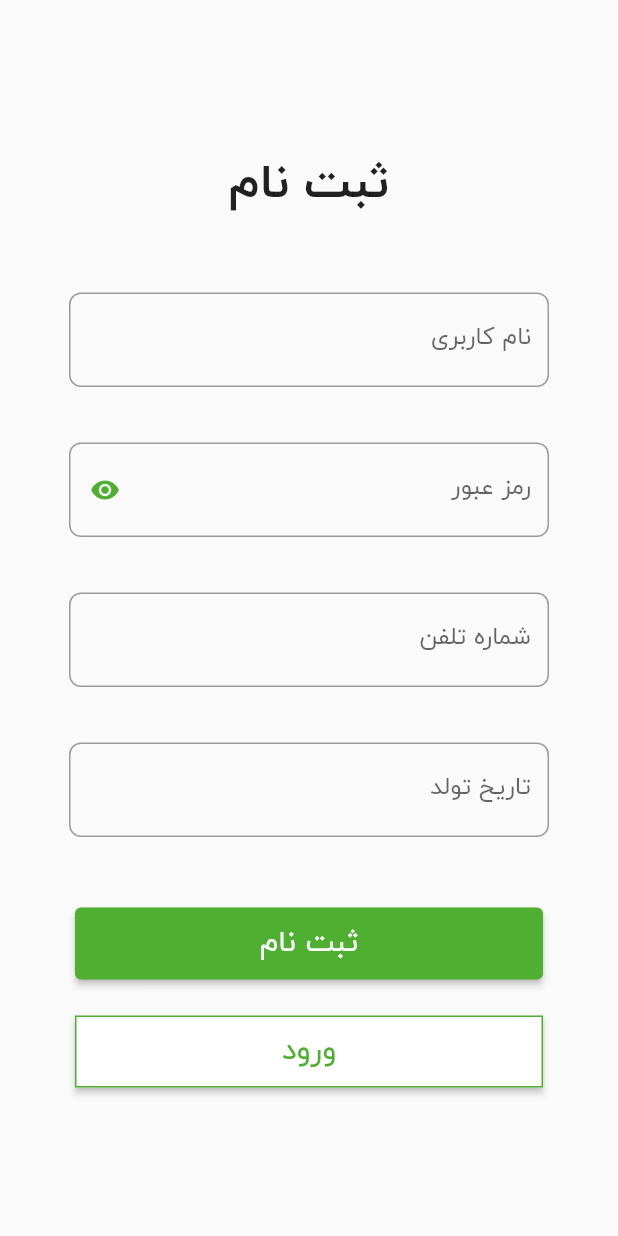
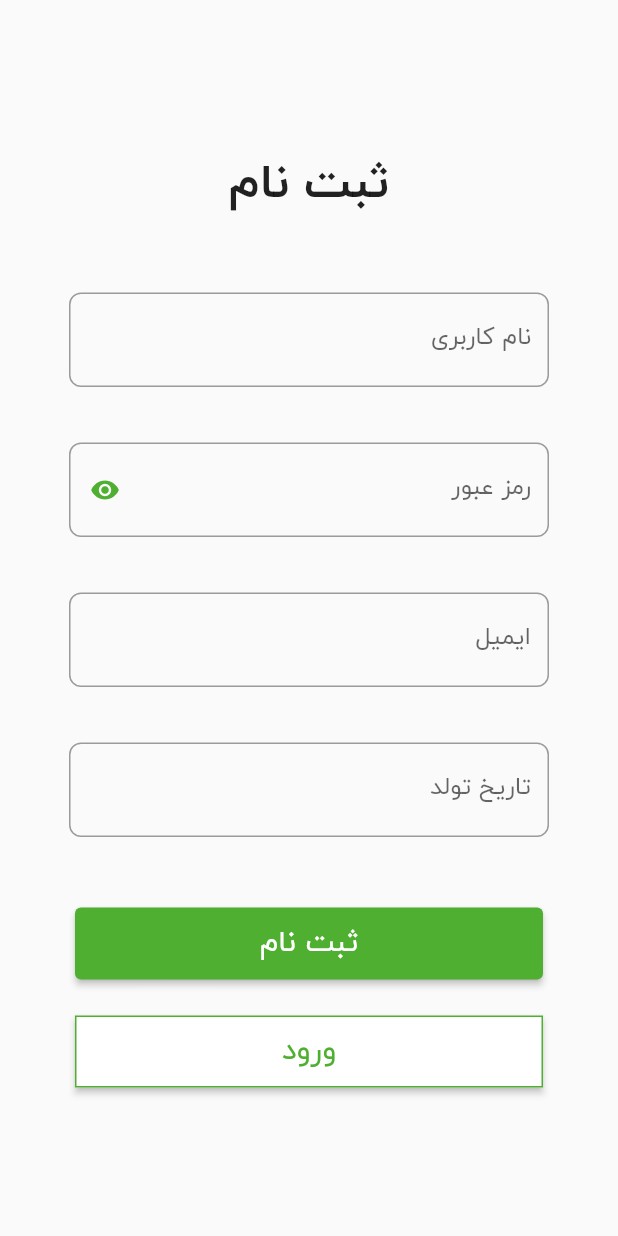
Before and after one commit to Ho3einTahan/sportapplication, a Flutter app: the signUp_Page screen opened directly, after a tap on "ثبت نام", on a phone screen of 412 x 824 dp. Run offline on Flutter 3.47's test engine with Material 2 defaults, Android fonts, the phone set to English and light mode, and no system bars; our stand-ins replace awesome_snackbar_content, flutter_spinkit, font_awesome_flutter, liquid_progress_indicator, multi_dropdown, percent_indicator and 4 more; missing offline and left inert: appinio_video_player; accounts and stored records are empty; network calls fail.

Commit message:
[changed,feature] fix CODE, LOGIN PAGE AND sign_up PAGE FIXED TO GET RESPONSE

```diff
--- a/lib/core/ApiService.dart
+++ b/lib/core/ApiService.dart
@@ -1,7 +1,7 @@
 import 'package:http/http.dart' as http;
 
 class ApiService {
-  String base_url = "http://192.168.10.2:8000/api/v1/";
+  String base_url = "http://178.63.65.55:8502/api/v1/";
   int timeout = 10;
 
   void set_base_url(url) {
--- a/lib/core/apis/Login.dart
+++ b/lib/core/apis/Login.dart
@@ -3,6 +3,7 @@ import 'dart:convert';
 import 'package:sport_application/core/ApiService.dart';
 import 'package:sport_application/core/JwtServices.dart';
 import 'package:sport_application/core/SpServices.dart';
+import 'package:sport_application/core/apis/models/SignUpData.dart';
 import 'models/LoginData.dart';
 
 class Authentication {
@@ -12,7 +13,7 @@ class Authentication {
 
   Future<bool> login(username, password) async {
     final response = await apiService
-        .req_post("token", {'username': username, 'password': password});
+        .req_post("token/", {'username': username, 'password': password});
     print(response);
     if (response.statusCode == 200 || response.statusCode == 201) {
       LoginData loginData =
@@ -28,4 +29,25 @@ class Authentication {
       return false;
     }
   }
+
+  Future<bool> sign_up(username, password, email, birth) async {
+    final response = await apiService.req_post("auth/register/", {
+      'username': username,
+      'password': password,
+      "email": email,
+      "birth": birth
+    });
+    print(response);
+    if (response.statusCode == 200 || response.statusCode == 201) {
+      SignUpData signUpData =
+          SignUpData.fromJson(jsonDecode(utf8.decode(response.bodyBytes)));
+      print(signUpData);
+      spService.set_bool("login", true);
+      return true;
+    } else {
+      print("false");
+      spService.set_bool("login", false);
+      return false;
+    }
+  }
 }
--- /dev/null
+++ b/lib/core/apis/models/SignUpData.dart
@@ -0,0 +1,27 @@
+class SignUpData {
+  String username = "null";
+  String password = "null";
+  String birth = "null";
+  String email = "null";
+  bool ok = false;
+
+  SignUpData(
+      {this.username = "null",
+      this.password = "null",
+      this.birth = "null",
+      this.ok = false,
+      this.email = "null"});
+
+  SignUpData.fromJson(Map<String, dynamic> json) {
+    ok = json['ok'];
+  }
+
+  Map<String, dynamic> toJson() {
+    final Map<String, dynamic> data = new Map<String, dynamic>();
+    data['username'] = this.username;
+    data['password'] = this.password;
+    data['birth'] = this.birth;
+    data['email'] = this.email;
+    return data;
+  }
+}
--- a/lib/main.dart
+++ b/lib/main.dart
@@ -7,7 +7,6 @@ import 'package:sport_application/About_Page.dart';
 import 'package:sport_application/Bmi_Page.dart';
 import 'package:sport_application/Complete_Page.dart';
 import 'package:sport_application/Day_Page.dart';
-import 'package:sport_application/Login_Page.dart';
 import 'package:sport_application/Rest_Page.dart';
 import 'package:sport_application/Sickness_Page2.dart';
 import 'package:sport_application/Sign_Up.dart';
@@ -24,11 +23,12 @@ void main() async {
   WidgetsFlutterBinding.ensureInitialized();
   SharedPreferences sharedPreferences = await SharedPreferences.getInstance();
   isview = await sharedPreferences.getBool("isviewonboarding");
+  print(isview);
   runApp(
     MaterialApp(
       theme: CTheme(),
       debugShowCheckedModeBanner: false,
-      home: isview != true ? home() : gender_Page(),
+      home: isview != true ? home() : login_Page(),
     ),
   );
 }
--- a/lib/sign_Up.dart
+++ b/lib/sign_Up.dart
@@ -1,9 +1,12 @@
 import 'package:flutter/cupertino.dart';
 import 'package:flutter/material.dart';
 import 'package:font_awesome_flutter/font_awesome_flutter.dart';
-
+import 'package:sport_application/Login_Page.dart';
+import 'package:sport_application/core/apis/Login.dart';
+import 'package:awesome_snackbar_content/awesome_snackbar_content.dart';
 class signUp_Page extends StatefulWidget {
   const signUp_Page({super.key});
+
 // صفحه فرم ثبت نام
 
   @override
@@ -13,9 +16,10 @@ class signUp_Page extends StatefulWidget {
 class _signUp_PageState extends State<signUp_Page> {
   final TextEditingController textuserName = TextEditingController();
   final TextEditingController textpassWord = TextEditingController();
-  final TextEditingController textphoneNumber = TextEditingController();
+  final TextEditingController textEmail = TextEditingController();
   final TextEditingController textbirthDay = TextEditingController();
   bool isshow = true;
+
   @override
   void initState() {
     // TODO: implement initState
@@ -132,7 +136,7 @@ class _signUp_PageState extends State<signUp_Page> {
                   child: Form(
                     autovalidateMode: AutovalidateMode.onUserInteraction,
                     child: TextFormField(
-                      controller: textphoneNumber,
+                      controller: textEmail,
                       keyboardType: TextInputType.number,
                       decoration: InputDecoration(
                         focusedBorder: OutlineInputBorder(
@@ -143,7 +147,7 @@ class _signUp_PageState extends State<signUp_Page> {
                           borderRadius: BorderRadius.circular(8),
                         ),
                         label: Text(
-                          "شماره تلفن",
+                          "ایمیل",
                         ),
                         floatingLabelStyle: TextStyle(
                           color: Color(0xff4FAF30),
@@ -153,13 +157,13 @@ class _signUp_PageState extends State<signUp_Page> {
                           borderRadius: BorderRadius.circular(8),
                         ),
                       ),
-                      validator: (value) {
-                        if (value != null && value.length < 8) {
-                          return ". تعداد کارکتر ها کمتر از 11 نویسه است  *";
-                        } else {
-                          return null;
-                        }
-                      },
+                      // validator: (value) {
+                      //   if (value != null && value.length < 8) {
+                      //     return ". تعداد کارکتر ها کمتر از 11 نویسه است  *";
+                      //   } else {
+                      //     return null;
+                      //   }
+                      // },
                     ),
                   ),
                 ),
@@ -199,7 +203,34 @@ class _signUp_PageState extends State<signUp_Page> {
                   primary: Color(0xff4FAF30),
                   minimumSize: Size(312, 48),
                 ),
-                onPressed: () {},
+                onPressed: () async {
+                  final sign_up = await Authentication().sign_up(
+                      textuserName.text.toString(),
+                      textpassWord.text.toString(),
+                      textEmail.text.toString(),
+                      textbirthDay.text.toString());
+                  print(sign_up);
+                  final snackBar = SnackBar(
+                    elevation: 0,
+                    behavior: SnackBarBehavior.floating,
+                    backgroundColor: Colors.transparent,
+                    content: sign_up
+                        ? AwesomeSnackbarContent(
+                            title: 'موفقیت آمیز!',
+                            message: 'شما با موفقیت ثبت نام شدید!',
+                            contentType: ContentType.success,
+                          )
+                        : AwesomeSnackbarContent(
+                            title: 'خطا!',
+                            message:
+                                'نام کاربری شما یا ایمیل شما وجود دارد!',
+                            contentType: ContentType.failure,
+                          ),
+                  );
+                  ScaffoldMessenger.of(context)
+                    ..hideCurrentSnackBar()
+                    ..showSnackBar(snackBar);
+                },
                 child: Text(
                   "ثبت نام",
                   style: TextStyle(fontSize: 20, fontWeight: FontWeight.w400),
@@ -217,7 +248,13 @@ class _signUp_PageState extends State<signUp_Page> {
                     ),
                   ),
                 ),
-                onPressed: () {},
+                onPressed: () {
+                  Navigator.of(context).push(
+                    MaterialPageRoute(builder: (contex) {
+                      return login_Page();
+                    }),
+                  );
+                },
                 child: Text(
                   "ورود",
                   style: TextStyle(fontSize: 20, fontWeight: FontWeight.w400),
--- a/pubspec.yaml
+++ b/pubspec.yaml
@@ -25,6 +25,8 @@ dependencies:
   cupertino_icons: ^1.0.2
   internet_connection_checker: ^1.0.0+1
   shared_preferences: ^2.0.15
+  get: ^4.6.5
+  awesome_snackbar_content: ^0.1.0
 dev_dependencies:
   flutter_test:
     sdk: flutter
```
Also changed, not shown: lib/login_Page.dart (+37 -2 lines), pubspec.lock.
